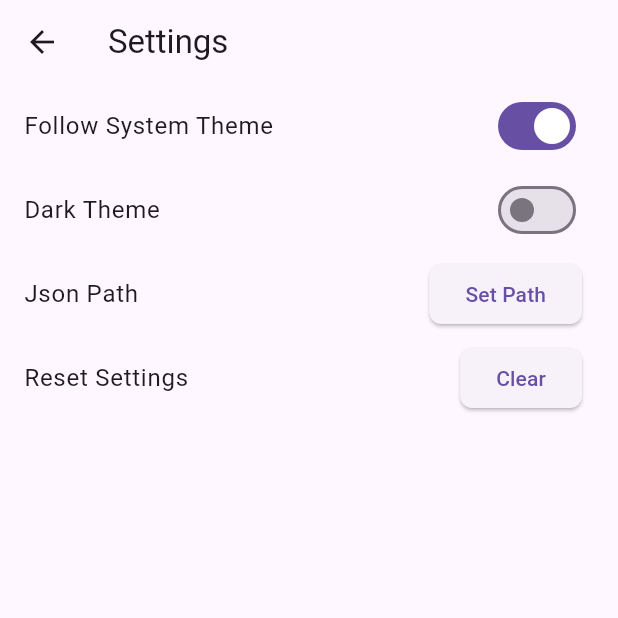
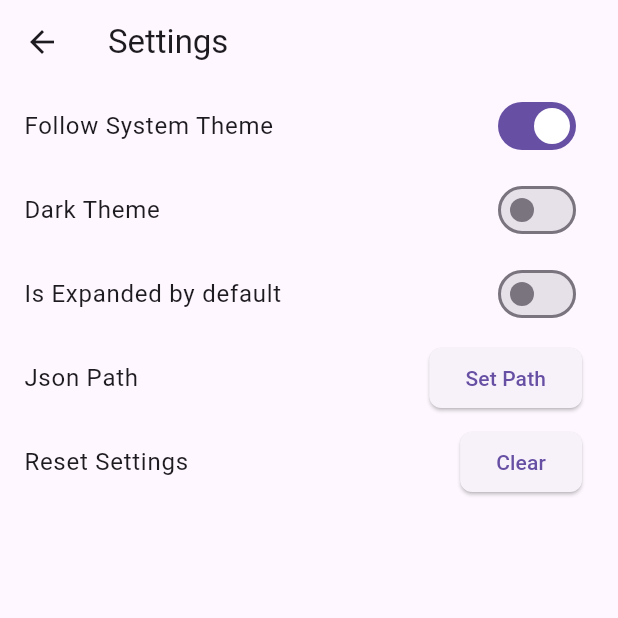
Before and after one commit to ToxiKat-dev/JsonEditor, a Flutter app: the screen it shows after launch, after a tap on the "settings" icon, on a phone screen of 412 x 824 dp, the top half of it. Run offline on Flutter 3.47's test engine with Material 3 defaults, Android fonts, the phone set to English and light mode, and no system bars; our stand-ins replace file_picker, shared_preferences.

Commit message:
UI changes

```diff
--- a/lib/values/values.dart
+++ b/lib/values/values.dart
@@ -2,15 +2,18 @@ import 'dart:convert';
 import 'dart:io';
 import 'package:flutter/material.dart';
 import 'package:shared_preferences/shared_preferences.dart';
+import 'package:file_picker/file_picker.dart';
 
 ValueNotifier<bool> useSystemTheme = ValueNotifier<bool>(true);
 ValueNotifier<bool> isDarkTheme = ValueNotifier<bool>(false);
+ValueNotifier<bool> defaultExpand = ValueNotifier<bool>(false);
 ValueNotifier<String> jsonPath = ValueNotifier<String>("");
 
 void initValues() async {
   final SharedPreferences prefs = await SharedPreferences.getInstance();
   useSystemTheme.value = prefs.getBool("useSystemTheme") ?? true;
   isDarkTheme.value = prefs.getBool("isDarkTheme") ?? false;
+  defaultExpand.value = prefs.getBool("defaultExpand") ?? false;
   jsonPath.value = prefs.getString("jsonPath") ?? "";
 
   useSystemTheme.addListener(
@@ -23,11 +26,24 @@ void initValues() async {
       await prefs.setBool("isDarkTheme", isDarkTheme.value);
     },
   );
+  defaultExpand.addListener(
+    () async {
+      await prefs.setBool("defaultExpand", defaultExpand.value);
+    },
+  );
   jsonPath.addListener(
     () async {
       await prefs.setString("jsonPath", jsonPath.value);
     },
   );
+}
+
+void getJsonPath() async {
+  FilePickerResult? jsonFile = await FilePicker.platform.pickFiles();
+  if (jsonFile != null) {
+    jsonPath.value = jsonFile.files.single.path ?? "";
+    print(jsonPath.value);
+  }
 }
 
 void deletevalues() async {
--- a/lib/views/editor_view.dart
+++ b/lib/views/editor_view.dart
@@ -1,5 +1,6 @@
 import 'package:flutter/material.dart';
 import 'package:jsoneditor/values/values.dart';
+import 'package:jsoneditor/widgets/form_text_tile.dart';
 
 class Editingview extends StatefulWidget {
   const Editingview({super.key});
@@ -31,9 +32,8 @@ class _EditingviewState extends State<Editingview> {
                       text: editableValues[index]["value"],
                     ),
                   );
-                  return TextFormField(
-                    decoration: InputDecoration(
-                        label: Text(editableValues[index]["key"])),
+                  return FormTextTile(
+                    name: editableValues[index]["key"],
                     controller: controllerList[index],
                   );
                 },
--- a/lib/views/home_page.dart
+++ b/lib/views/home_page.dart
@@ -39,7 +39,19 @@ class _HomePageState extends State<HomePage> {
       setState(() {});
     });
     if (jsonPath.value.isEmpty) {
-      return const Center(child: Text("Set the path to the json file"));
+      return const Center(
+        child: Column(
+          mainAxisSize: MainAxisSize.min,
+          children: [
+            Text("Set the Path to the json file"),
+            const SizedBox(height: 16),
+            ElevatedButton(
+              onPressed: getJsonPath,
+              child: Text("Set Path"),
+            ),
+          ],
+        ),
+      );
     } else {
       return const Editingview();
     }
--- a/lib/views/settings_page.dart
+++ b/lib/views/settings_page.dart
@@ -1,4 +1,3 @@
-import 'package:file_picker/file_picker.dart';
 import 'package:flutter/material.dart';
 import 'package:jsoneditor/values/values.dart';
 
@@ -19,6 +18,11 @@ class _SettingsPageState extends State<SettingsPage> {
       } finally {}
     });
     isDarkTheme.addListener(() {
+      try {
+        setState(() {});
+      } finally {}
+    });
+    defaultExpand.addListener(() {
       try {
         setState(() {});
       } finally {}
@@ -50,13 +54,22 @@ class _SettingsPageState extends State<SettingsPage> {
             ),
           ),
           ListTile(
+            title: const Text("Is Expanded by default"),
+            trailing: Switch(
+              value: defaultExpand.value,
+              onChanged: (value) {
+                defaultExpand.value = value;
+              },
+            ),
+          ),
+          ListTile(
             title: const Text("Json Path"),
             trailing: ElevatedButton(
               style: ButtonStyle(
                   shape: MaterialStatePropertyAll(
                 RoundedRectangleBorder(borderRadius: BorderRadius.circular(8)),
               )),
-              onPressed: selectjsonfile,
+              onPressed: getJsonPath,
               child: const Text("Set Path"),
             ),
           ),
@@ -75,12 +88,4 @@ class _SettingsPageState extends State<SettingsPage> {
       ),
     );
   }
-
-  void selectjsonfile() async {
-    FilePickerResult? jsonFile = await FilePicker.platform.pickFiles();
-    if (jsonFile != null) {
-      jsonPath.value = jsonFile.files.single.path ?? "";
-      print(jsonPath.value);
-    }
-  }
 }
```
Also changed, not shown: lib/widgets/form_text_tile.dart (added, +73 -0 lines).
